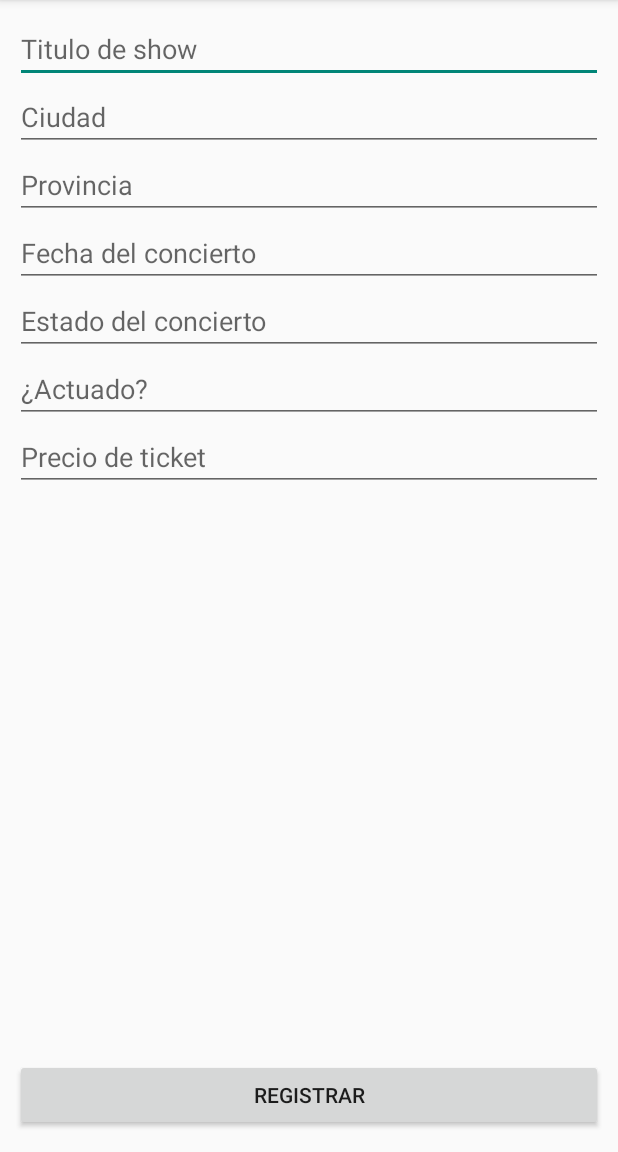
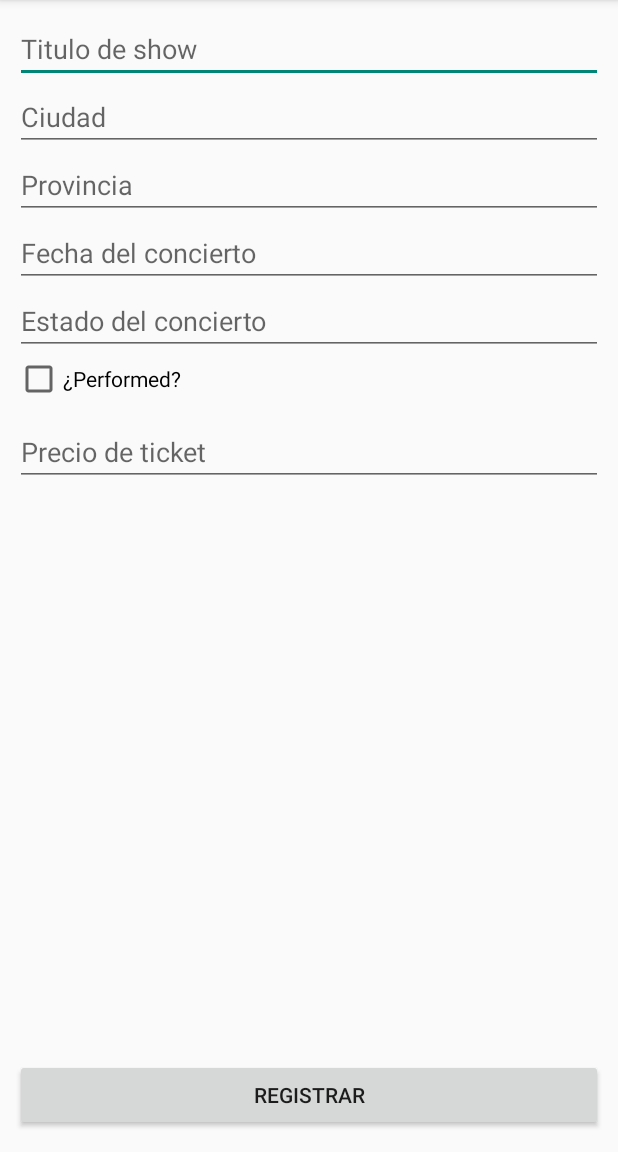
Before and after one commit to AritzOntal/MusicRightsApp, an Android app: the RegisterConcertView screen opened directly, with no data from a screen before it, after a tap on "REGISTRAR", on a phone screen of 412 x 824 dp, the part 84-1236 px from its top. Run offline under Robolectric (Android 15) with nearby library versions, the phone set to English and light mode, and no system bars; 2 statements that could not run were skipped.

Commit message:
checkbox añadido

```diff
--- a/app/src/main/java/com/svalero/musicrightsapp/view/RegisterConcertView.java
+++ b/app/src/main/java/com/svalero/musicrightsapp/view/RegisterConcertView.java
@@ -4,6 +4,7 @@ import android.content.Intent;
 import android.os.Bundle;
 import android.view.View;
 import android.widget.Button;
+import android.widget.CheckBox;
 import android.widget.EditText;
 import android.widget.ImageButton;
 import android.widget.Toast;
@@ -52,7 +53,8 @@ public class RegisterConcertView extends AppCompatActivity implements RegisterCo
             ((EditText) findViewById(R.id.concert_province)).setText(concert.getProvince());
             ((EditText) findViewById(R.id.concert_date)).setText(DateUtil.formateDate(LocalDate.parse(concert.getDate())));
             ((EditText) findViewById(R.id.concert_status)).setText(concert.getStatus());
-            ((EditText) findViewById(R.id.concert_performed)).setText(String.valueOf(concert.getPerformed()));
+            CheckBox cbPerformed = findViewById(R.id.concert_performed);
+            cbPerformed.setChecked(concert.getPerformed());
             ((EditText) findViewById(R.id.concert_ticket_price)).setText(String.valueOf(concert.getTicketPrice()));
         }
     }
@@ -67,8 +69,7 @@ public class RegisterConcertView extends AppCompatActivity implements RegisterCo
         EditText etProvince = findViewById(R.id.concert_province);
         EditText etDate = findViewById(R.id.concert_date);
         EditText etStatus = findViewById(R.id.concert_status);
-        EditText etPerformed = findViewById(R.id.concert_performed);
-        EditText etPrice = findViewById(R.id.concert_ticket_price);
+        CheckBox cbPerformed = findViewById(R.id.concert_performed);        EditText etPrice = findViewById(R.id.concert_ticket_price);
 
         //PARSEO PARA ENVIAR LOS DATOS A LA API
         String title = etTitle.getText().toString();
@@ -76,7 +77,7 @@ public class RegisterConcertView extends AppCompatActivity implements RegisterCo
         String province = etProvince.getText().toString();
         String status = etStatus.getText().toString();
         LocalDate date = (etDate.getText().toString().isEmpty()) ? LocalDate.now() : DateUtil.parseDate(etDate.getText().toString());
-        Boolean performed = (!etPerformed.getText().toString().isEmpty()) && Boolean.parseBoolean(etPerformed.getText().toString());
+        Boolean performed = cbPerformed.isChecked();
         Float price = (etPrice.getText().toString().isEmpty()) ? 0.0f : Float.parseFloat(etPrice.getText().toString());
 
         Float latitude = 0.0F;
--- a/app/src/main/res/layout/activity_register_concert.xml
+++ b/app/src/main/res/layout/activity_register_concert.xml
@@ -58,13 +58,12 @@
             android:hint="@string/concert_status"
             android:inputType="text" />
 
-        <EditText
-            android:id="@+id/concert_performed"
-            android:layout_width="match_parent"
-            android:layout_height="wrap_content"
-            android:ems="10"
-            android:hint="@string/performed"
-            android:inputType="text" />
+            <CheckBox
+                android:id="@+id/concert_performed"
+                android:layout_width="match_parent"
+                android:layout_height="wrap_content"
+                android:text="¿Performed?"
+                android:layout_marginBottom="10dp"/>
 
         <EditText
             android:id="@+id/concert_ticket_price"
```
